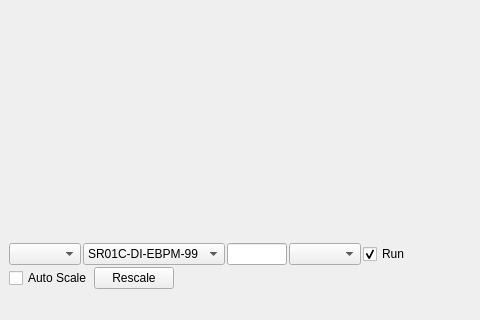
First picture: the form in python/viewer.ui, repository DiamondLightSource/fa-archiver-py3, before the edit; both pictures show x 0 to 480 and y 281 to 601 of the 711 by 601 pixel window.
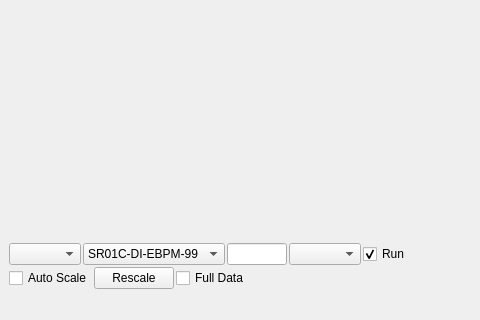
Second picture: the form after the edit.

Commit message:
FA viewer: Add support for decimated data stream
If the FA archiver supports decimated subscription data then make this data
available and use it by default in preference to the full datastream.

```diff
--- a/python/viewer.ui
+++ b/python/viewer.ui
@@ -145,6 +145,13 @@
         </property>
        </widget>
       </item>
+      <item>
+       <widget class="QCheckBox" name="full_data">
+        <property name="text">
+         <string>Full Data</string>
+        </property>
+       </widget>
+      </item>
       <item>
        <spacer name="horizontalSpacer">
         <property name="orientation">
```
The commit also changes 2 other files.
